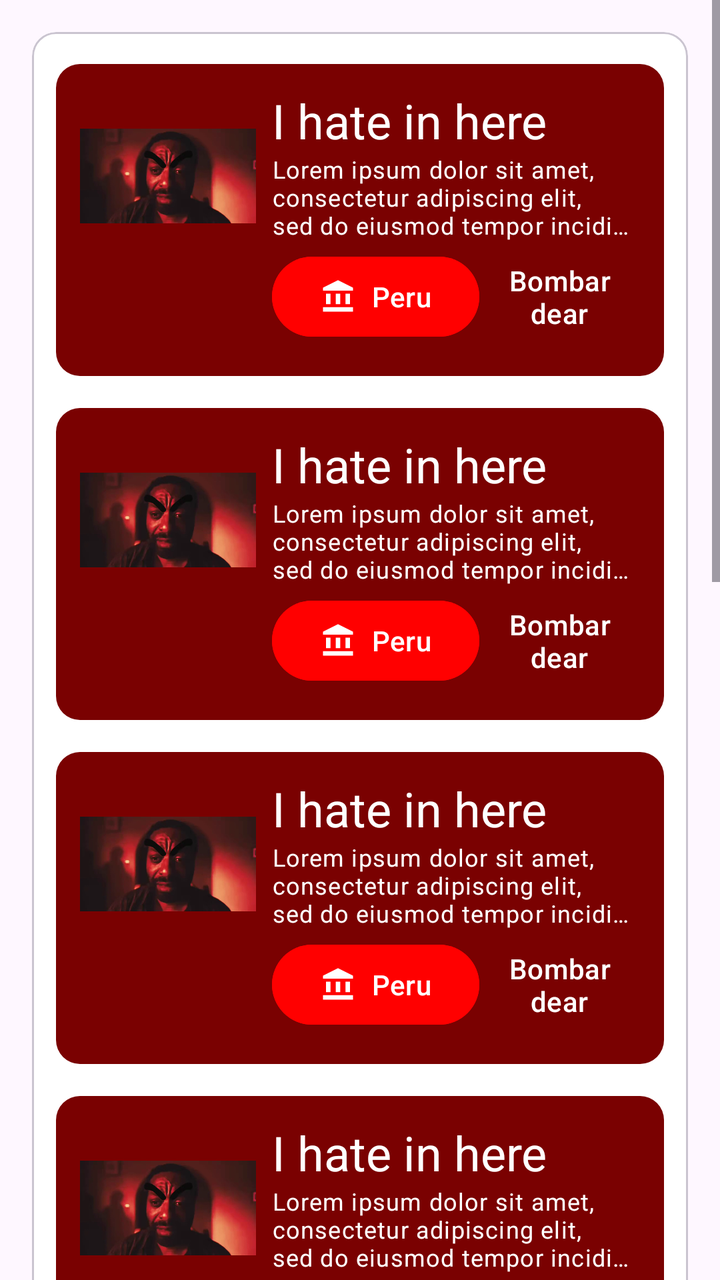
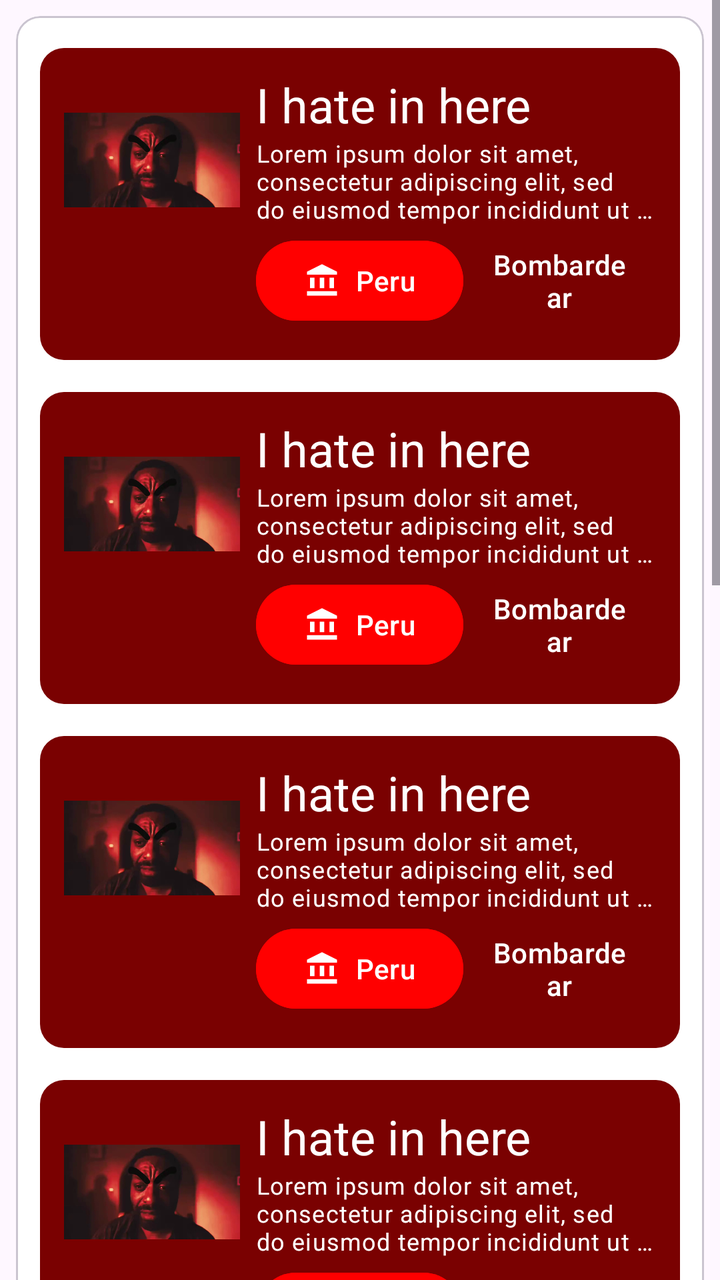

Two renders of the same Android screen: before a commit and after it. Below are the layout's source before the change and the commit's diff.
<!-- AndroidManifest.xml: application theme Theme.VistasXML -->
<!-- res/layout/activity_main.xml -->
<?xml version="1.0" encoding="utf-8"?>
<ScrollView
    xmlns:android="http://schemas.android.com/apk/res/android"
    xmlns:tools="http://schemas.android.com/tools"
    xmlns:app="http://schemas.android.com/apk/res-auto"
    android:id="@+id/main"
    android:layout_width="match_parent"
    android:layout_height="match_parent"
    tools:context=".MainActivity">

    <com.google.android.material.card.MaterialCardView
        android:layout_width="match_parent"
        android:layout_height="wrap_content"
        android:layout_margin="16dp"
        app:cardBackgroundColor="#FFFFFF"
        app:cardCornerRadius="12dp">

        <LinearLayout
            android:layout_width="match_parent"
            android:layout_height="wrap_content"
            android:orientation="vertical"
            android:paddingBottom="16dp">

            <LinearLayout
                android:layout_width="match_parent"
                android:layout_height="wrap_content"
                android:layout_marginHorizontal="12dp"
                android:layout_marginTop="16dp"
                android:background="@drawable/bg_item"
                android:orientation="horizontal"
                android:padding="12dp">

                <ImageView
                    android:layout_width="88dp"
                    android:layout_height="88dp"
                    android:src="@drawable/ihateinhere" />

                <LinearLayout
                    android:layout_width="0dp"
                    android:layout_height="wrap_content"
                    android:layout_marginStart="8dp"
                    android:layout_weight="1"
                    android:orientation="vertical">

                    <TextView
                        android:layout_width="match_parent"
                        android:layout_height="wrap_content"
                        android:text="@string/card_title"
                        android:textAppearance="?attr/textAppearanceHeadlineSmall"
                        android:textColor="#FFFFFF" />

                    <TextView
                        android:layout_width="match_parent"
                        android:layout_height="wrap_content"
                        android:ellipsize="end"
                        android:maxLines="3"
                        android:text="@string/card_body"
                        android:textAppearance="?attr/textAppearanceBodySmall"
                        android:textColor="#FFFFFF" />

                    <LinearLayout
                        android:layout_width="match_parent"
                        android:layout_height="wrap_content"
                        android:gravity="end|center_vertical"
                        android:orientation="horizontal">

                        <com.google.android.material.button.MaterialButton
                            android:layout_width="wrap_content"
                            android:layout_height="wrap_content"
                            android:backgroundTint="#FF0000"
                            android:text="@string/card_button_main"
                            app:icon="@drawable/ic_biblioteca" />

                        <com.google.android.material.button.MaterialButton
                            style="@style/Widget.Material3.Button.TextButton"
                            android:layout_width="wrap_content"
                            android:layout_height="wrap_content"
                            android:text="@string/card_button_secondary"
                            android:textColor="#FFFFFF" />
                    </LinearLayout>
                </LinearLayout>
            </LinearLayout>

            <LinearLayout
                android:layout_width="match_parent"
                android:layout_height="wrap_content"
                android:layout_marginHorizontal="12dp"
                android:layout_marginTop="16dp"
                android:background="@drawable/bg_item"
                android:orientation="horizontal"
                android:padding="12dp">

                <ImageView
                    android:layout_width="88dp"
                    android:layout_height="88dp"
                    android:src="@drawable/ihateinhere" />

                <LinearLayout
                    android:layout_width="0dp"
                    android:layout_height="wrap_content"
                    android:layout_marginStart="8dp"
                    android:layout_weight="1"
                    android:orientation="vertical">

                    <TextView
                        android:layout_width="match_parent"
                        android:layout_height="wrap_content"
                        android:text="@string/card_title"
                        android:textAppearance="?attr/textAppearanceHeadlineSmall"
                        android:textColor="#FFFFFF" />

                    <TextView
                        android:layout_width="match_parent"
                        android:layout_height="wrap_content"
                        android:ellipsize="end"
                        android:maxLines="3"
                        android:text="@string/card_body"
                        android:textAppearance="?attr/textAppearanceBodySmall"
                        android:textColor="#FFFFFF" />

                    <LinearLayout
                        android:layout_width="match_parent"
                        android:layout_height="wrap_content"
                        android:gravity="end|center_vertical"
                        android:orientation="horizontal">

                        <com.google.android.material.button.MaterialButton
                            android:layout_width="wrap_content"
                            android:layout_height="wrap_content"
                            android:backgroundTint="#FF0000"
                            android:text="@string/card_button_main"
                            app:icon="@drawable/ic_biblioteca" />

                        <com.google.android.material.button.MaterialButton
                            style="@style/Widget.Material3.Button.TextButton"
                            android:layout_width="wrap_content"
                            android:layout_height="wrap_content"
                            android:text="@string/card_button_secondary"
                            android:textColor="#FFFFFF" />
                    </LinearLayout>
                </LinearLayout>
            </LinearLayout>

            <LinearLayout
                android:layout_width="match_parent"
                android:layout_height="wrap_content"
                android:layout_marginHorizontal="12dp"
                android:layout_marginTop="16dp"
                android:background="@drawable/bg_item"
                android:orientation="horizontal"
                android:padding="12dp">

                <ImageView
                    android:layout_width="88dp"
                    android:layout_height="88dp"
                    android:src="@drawable/ihateinhere" />

                <LinearLayout
                    android:layout_width="0dp"
                    android:layout_height="wrap_content"
                    android:layout_marginStart="8dp"
                    android:layout_weight="1"
                    android:orientation="vertical">

                    <TextView
                        android:layout_width="match_parent"
                        android:layout_height="wrap_content"
                        android:text="@string/card_title"
                        android:textAppearance="?attr/textAppearanceHeadlineSmall"
                        android:textColor="#FFFFFF" />

                    <TextView
                        android:layout_width="match_parent"
                        android:layout_height="wrap_content"
                        android:ellipsize="end"
                        android:maxLines="3"
                        android:text="@string/card_body"
                        android:textAppearance="?attr/textAppearanceBodySmall"
                        android:textColor="#FFFFFF" />

                    <LinearLayout
                        android:layout_width="match_parent"
                        android:layout_height="wrap_content"
                        android:gravity="end|center_vertical"
                        android:orientation="horizontal">

                        <com.google.android.material.button.MaterialButton
                            android:layout_width="wrap_content"
                            android:layout_height="wrap_content"
                            android:backgroundTint="#FF0000"
                            android:text="@string/card_button_main"
                            app:icon="@drawable/ic_biblioteca" />

                        <com.google.android.material.button.MaterialButton
                            style="@style/Widget.Material3.Button.TextButton"
                            android:layout_width="wrap_content"
                            android:layout_height="wrap_content"
                            android:text="@string/card_button_secondary"
                            android:textColor="#FFFFFF" />
                    </LinearLayout>
                </LinearLayout>
            </LinearLayout>

            <LinearLayout
                android:layout_width="match_parent"
                android:layout_height="wrap_content"
                android:layout_marginHorizontal="12dp"
                android:layout_marginTop="16dp"
                android:background="@drawable/bg_item"
                android:orientation="horizontal"
                android:padding="12dp">

                <ImageView
                    android:layout_width="88dp"
                    android:layout_height="88dp"
                    android:src="@drawable/ihateinhere" />

                <LinearLayout
                    android:layout_width="0dp"
                    android:layout_height="wrap_content"
                    android:layout_marginStart="8dp"
                    android:layout_weight="1"
                    android:orientation="vertical">

                    <TextView
                        android:layout_width="match_parent"
                        android:layout_height="wrap_content"
                        android:text="@string/card_title"
                        android:textAppearance="?attr/textAppearanceHeadlineSmall"
                        android:textColor="#FFFFFF" />

                    <TextView
                        android:layout_width="match_parent"
                        android:layout_height="wrap_content"
                        android:ellipsize="end"
                        android:maxLines="3"
                        android:text="@string/card_body"
                        android:textAppearance="?attr/textAppearanceBodySmall"
                        android:textColor="#FFFFFF" />

                    <LinearLayout
                        android:layout_width="match_parent"
                        android:layout_height="wrap_content"
                        android:gravity="end|center_vertical"
                        android:orientation="horizontal">

                        <com.google.android.material.button.MaterialButton
                            android:layout_width="wrap_content"
                            android:layout_height="wrap_content"
                            android:backgroundTint="#FF0000"
                            android:text="@string/card_button_main"
                            app:icon="@drawable/ic_biblioteca" />

                        <com.google.android.material.button.MaterialButton
                            style="@style/Widget.Material3.Button.TextButton"
                            android:layout_width="wrap_content"
                            android:layout_height="wrap_content"
                            android:text="@string/card_button_secondary"
                            android:textColor="#FFFFFF" />
                    </LinearLayout>
                </LinearLayout>
            </LinearLayout>

            <LinearLayout
                android:layout_width="match_parent"
                android:layout_height="wrap_content"
                android:layout_marginHorizontal="12dp"
                android:layout_marginTop="16dp"
                android:background="@drawable/bg_item"
                android:orientation="horizontal"
                android:padding="12dp">

                <ImageView
                    android:layout_width="88dp"
                    android:layout_height="88dp"
                    android:src="@drawable/ihateinhere" />

                <LinearLayout
                    android:layout_width="0dp"
                    android:layout_height="wrap_content"
                    android:layout_marginStart="8dp"
                    android:layout_weight="1"
                    android:orientation="vertical">

                    <TextView
                        android:layout_width="match_parent"
                        android:layout_height="wrap_content"
                        android:text="@string/card_title"
                        android:textAppearance="?attr/textAppearanceHeadlineSmall"
                        android:textColor="#FFFFFF" />

                    <TextView
                        android:layout_width="match_parent"
                        android:layout_height="wrap_content"
                        android:ellipsize="end"
                        android:maxLines="3"
                        android:text="@string/card_body"
                        android:textAppearance="?attr/textAppearanceBodySmall"
                        android:textColor="#FFFFFF" />

                    <LinearLayout
                        android:layout_width="match_parent"
                        android:layout_height="wrap_content"
                        android:gravity="end|center_vertical"
                        android:orientation="horizontal">

                        <com.google.android.material.button.MaterialButton
                            android:layout_width="wrap_content"
                            android:layout_height="wrap_content"
                            android:backgroundTint="#FF0000"
                            android:text="@string/card_button_main"
                            app:icon="@drawable/ic_biblioteca" />

                        <com.google.android.material.button.MaterialButton
                            style="@style/Widget.Material3.Button.TextButton"
                            android:layout_width="wrap_content"
                            android:layout_height="wrap_content"
                            android:text="@string/card_button_secondary"
                            android:textColor="#FFFFFF" />
                    </LinearLayout>
                </LinearLayout>
            </LinearLayout>

            <LinearLayout
                android:layout_width="match_parent"
                android:layout_height="wrap_content"
                android:layout_marginHorizontal="12dp"
                android:layout_marginTop="16dp"
                android:background="@drawable/bg_item"
                android:orientation="horizontal"
                android:padding="12dp">

                <ImageView
                    android:layout_width="88dp"
                    android:layout_height="88dp"
                    android:src="@drawable/ihateinhere" />

                <LinearLayout
                    android:layout_width="0dp"
                    android:layout_height="wrap_content"
                    android:layout_marginStart="8dp"
                    android:layout_weight="1"
                    android:orientation="vertical">

                    <TextView
                        android:layout_width="match_parent"
                        android:layout_height="wrap_content"
                        android:text="@string/card_title"
                        android:textAppearance="?attr/textAppearanceHeadlineSmall"
                        android:textColor="#FFFFFF" />

                    <TextView
                        android:layout_width="match_parent"
                        android:layout_height="wrap_content"
                        android:ellipsize="end"
                        android:maxLines="3"
                        android:text="@string/card_body"
                        android:textAppearance="?attr/textAppearanceBodySmall"
                        android:textColor="#FFFFFF" />

                    <LinearLayout
                        android:layout_width="match_parent"
                        android:layout_height="wrap_content"
                        android:gravity="end|center_vertical"
                        android:orientation="horizontal">

                        <com.google.android.material.button.MaterialButton
                            android:layout_width="wrap_content"
                            android:layout_height="wrap_content"
                            android:backgroundTint="#FF0000"
                            android:text="@string/card_button_main"
                            app:icon="@drawable/ic_biblioteca" />

                        <com.google.android.material.button.MaterialButton
                            style="@style/Widget.Material3.Button.TextButton"
                            android:layout_width="wrap_content"
                            android:layout_height="wrap_content"
                            android:text="@string/card_button_secondary"
                            android:textColor="#FFFFFF" />
                    </LinearLayout>
                </LinearLayout>
            </LinearLayout>

            <LinearLayout
                android:layout_width="match_parent"
                android:layout_height="wrap_content"
                android:layout_marginHorizontal="12dp"
                android:layout_marginTop="16dp"
                android:background="@drawable/bg_item"
                android:orientation="horizontal"
                android:padding="12dp">

                <ImageView
                    android:layout_width="88dp"
                    android:layout_height="88dp"
                    android:src="@drawable/ihateinhere" />

                <LinearLayout
                    android:layout_width="0dp"
                    android:layout_height="wrap_content"
                    android:layout_marginStart="8dp"
                    android:layout_weight="1"
                    android:orientation="vertical">

                    <TextView
                        android:layout_width="match_parent"
                        android:layout_height="wrap_content"
                        android:text="@string/card_title"
                        android:textAppearance="?attr/textAppearanceHeadlineSmall"
                        android:textColor="#FFFFFF" />

                    <TextView
                        android:layout_width="match_parent"
                        android:layout_height="wrap_content"
                        android:ellipsize="end"
                        android:maxLines="3"
                        android:text="@string/card_body"
                        android:textAppearance="?attr/textAppearanceBodySmall"
                        android:textColor="#FFFFFF" />

                    <LinearLayout
                        android:layout_width="match_parent"
                        android:layout_height="wrap_content"
                        android:gravity="end|center_vertical"
                        android:orientation="horizontal">

                        <com.google.android.material.button.MaterialButton
                            android:layout_width="wrap_content"
                            android:layout_height="wrap_content"
                            android:backgroundTint="#FF0000"
                            android:text="@string/card_button_main"
                            app:icon="@drawable/ic_biblioteca" />

                        <com.google.android.material.button.MaterialButton
                            style="@style/Widget.Material3.Button.TextButton"
                            android:layout_width="wrap_content"
                            android:layout_height="wrap_content"
                            android:text="@string/card_button_secondary"
                            android:textColor="#FFFFFF" />
                    </LinearLayout>
                </LinearLayout>
            </LinearLayout>

            <LinearLayout
                android:layout_width="match_parent"
                android:layout_height="wrap_content"
                android:layout_marginHorizontal="12dp"
                android:layout_marginTop="16dp"
                android:background="@drawable/bg_item"
                android:orientation="horizontal"
                android:padding="12dp">

                <ImageView
                    android:layout_width="88dp"
                    android:layout_height="88dp"
                    android:src="@drawable/ihateinhere" />

                <LinearLayout
                    android:layout_width="0dp"
                    android:layout_height="wrap_content"
                    android:layout_marginStart="8dp"
                    android:layout_weight="1"
                    android:orientation="vertical">

                    <TextView
                        android:layout_width="match_parent"
                        android:layout_height="wrap_content"
                        android:text="@string/card_title"
                        android:textAppearance="?attr/textAppearanceHeadlineSmall"
                        android:textColor="#FFFFFF" />

                    <TextView
                        android:layout_width="match_parent"
                        android:layout_height="wrap_content"
                        android:ellipsize="end"
                        android:maxLines="3"
                        android:text="@string/card_body"
                        android:textAppearance="?attr/textAppearanceBodySmall"
                        android:textColor="#FFFFFF" />

                    <LinearLayout
                        android:layout_width="match_parent"
                        android:layout_height="wrap_content"
                        android:gravity="end|center_vertical"
                        android:orientation="horizontal">

                        <com.google.android.material.button.MaterialButton
                            android:layout_width="wrap_content"
                            android:layout_height="wrap_content"
                            android:backgroundTint="#FF0000"
                            android:text="@string/card_button_main"
                            app:icon="@drawable/ic_biblioteca" />

                        <com.google.android.material.button.MaterialButton
                            style="@style/Widget.Material3.Button.TextButton"
                            android:layout_width="wrap_content"
                            android:layout_height="wrap_content"
                            android:text="@string/card_button_secondary"
                            android:textColor="#FFFFFF" />
                    </LinearLayout>
                </LinearLayout>
            </LinearLayout>

        </LinearLayout>
    </com.google.android.material.card.MaterialCardView>
</ScrollView>
<!-- resources referenced by this layout -->
<resources>
  <!-- drawable bg_item (drawable) -->
  <?xml version="1.0" encoding="utf-8"?>
  <shape xmlns:android="http://schemas.android.com/apk/res/android"
      android:shape="rectangle">
      <solid android:color="#7A0101" />
      <corners android:radius="12dp" />
  </shape>
  <!-- drawable ic_biblioteca (drawable) -->
  <vector xmlns:android="http://schemas.android.com/apk/res/android" android:height="24dp" android:tint="#000000" android:viewportHeight="24" android:viewportWidth="24" android:width="24dp">
        
      <path android:fillColor="@android:color/white" android:pathData="M4,10h3v7h-3z"/>
        
      <path android:fillColor="@android:color/white" android:pathData="M10.5,10h3v7h-3z"/>
        
      <path android:fillColor="@android:color/white" android:pathData="M2,19h20v3h-20z"/>
        
      <path android:fillColor="@android:color/white" android:pathData="M17,10h3v7h-3z"/>
        
      <path android:fillColor="@android:color/white" android:pathData="M12,1l-10,5l0,2l20,0l0,-2z"/>
      
  </vector>
  <!-- drawable ihateinhere: webp bitmap (drawable, 18088 bytes) -->
  <string name="card_body">Lorem ipsum dolor sit amet, consectetur adipiscing elit, sed do eiusmod tempor incididunt ut labore et dolore magna aliqua. Ut enim ad minim veniam, quis nostrud exercitation ullamco laboris nisi ut aliquip ex ea commodo consequat. Duis aute irure dolor in reprehenderit in voluptate velit esse cillum dolore eu fugiat nulla pariatur. cupidatat non proident, sunt in culpa qui officia deserunt mollit anim id est laborum</string>
  <string name="card_button_main">Peru</string>
  <string name="card_button_secondary">Bombardear</string>
  <string name="card_title">I hate in here</string>
  <style name="Theme.VistasXML" parent="Base.Theme.VistasXML" />
  <style name="Base.Theme.VistasXML" parent="Theme.Material3.DayNight.NoActionBar">
          
          
      </style>
</resources>

<!-- the commit's change to res/layout/activity_main.xml (unified diff, before → after) -->
@@ -11,7 +11,8 @@
     <com.google.android.material.card.MaterialCardView
         android:layout_width="match_parent"
         android:layout_height="wrap_content"
-        android:layout_margin="16dp"
+        android:layout_marginHorizontal="8dp"
+        android:layout_marginTop="8dp"
         app:cardBackgroundColor="#FFFFFF"
         app:cardCornerRadius="12dp">
 
